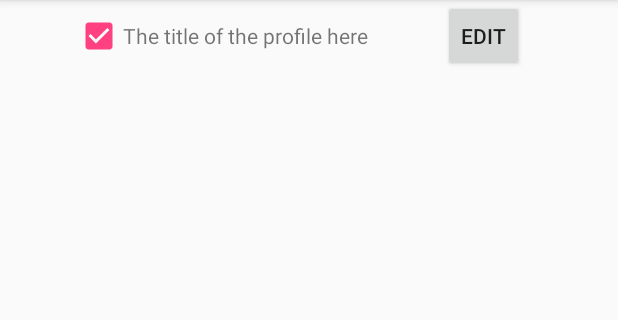
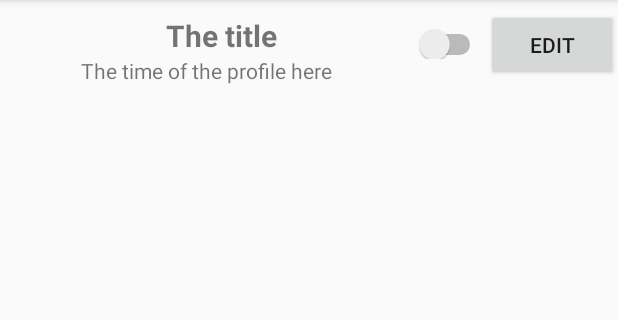
Before and after one commit to Vincentvjj/FINAL-PROJECT, an Android app: the ListProfiles screen opened directly, with no data from a screen before it, on a phone screen of 412 x 824 dp, the part 84-404 px from its top. Run offline under Robolectric (Android 15) with nearby library versions, the phone set to English and light mode, and no system bars.

Commit message:
edit screen, list screen

```diff
--- a/Geo-Profiler/app/src/main/res/layout/edit_profile.xml
+++ b/Geo-Profiler/app/src/main/res/layout/edit_profile.xml
@@ -28,7 +28,6 @@
                     android:id="@+id/edit_title_edit"
                     android:layout_width="wrap_content"
                     android:layout_height="wrap_content"
-                    android:hint="The title of the profile"
                     />
 
             </LinearLayout>
--- a/Geo-Profiler/app/src/main/res/layout/list_view_item.xml
+++ b/Geo-Profiler/app/src/main/res/layout/list_view_item.xml
@@ -3,30 +3,44 @@
     android:orientation="horizontal" android:layout_width="match_parent"
     android:layout_height="match_parent">
 
-    <CheckBox
+    <LinearLayout
+        android:id="@+id/title"
+        android:layout_width="wrap_content"
+        android:layout_height="wrap_content"
+        android:orientation="vertical"
+        android:layout_weight="4">
+
+        <TextView
+            android:layout_width="wrap_content"
+            android:layout_height="wrap_content"
+            android:paddingLeft="20dp"
+            android:paddingTop="10dp"
+            android:textSize="20sp"
+            android:textStyle="bold"
+            android:text="The title"
+            android:layout_gravity="center"
+            android:id="@+id/list_title_profile"
+            />
+
+        <TextView
+            android:text="The time of the profile here"
+            android:layout_width="wrap_content"
+            android:layout_height="wrap_content"
+            android:layout_gravity="center"
+            />
+    </LinearLayout>
+
+    <Switch
         android:id="@+id/profile_toggle"
         android:layout_width="wrap_content"
         android:layout_height="wrap_content"
-        android:checked="true"
-        android:layout_marginLeft="50dp" />
-
-
-    <TextView
-        android:layout_width="wrap_content"
-        android:layout_height="wrap_content"
-        android:text="The title of the profile here"
-        android:id="@+id/list_title_profile"
+        android:paddingTop="20dp"
         />
 
-    <RelativeLayout
-        android:layout_width="wrap_content"
-        android:layout_height="wrap_content">
         <Button
-            style="?android:attr/buttonStyleSmall"
             android:layout_width="wrap_content"
             android:layout_height="wrap_content"
             android:text="Edit"
             android:id="@+id/edit_button"
-            android:layout_marginLeft="50dp" />
-    </RelativeLayout>
+            />
 </LinearLayout>
```
